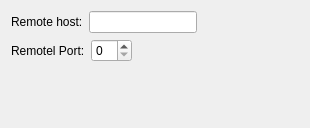
Qt form src/plugin/tcp_socket/client/SocketConfigWidget.ui (commschamp/comms_champion) before a commit.
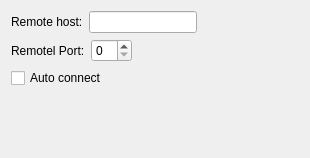
The same form after that commit.

Commit message: Supporting auto connect in Tcp Client socket.

Diff of the .ui file:
```diff
--- a/src/plugin/tcp_socket/client/SocketConfigWidget.ui
+++ b/src/plugin/tcp_socket/client/SocketConfigWidget.ui
@@ -7,7 +7,7 @@
     <x>0</x>
     <y>0</y>
     <width>310</width>
-    <height>128</height>
+    <height>158</height>
    </rect>
   </property>
   <property name="windowTitle">
@@ -68,6 +68,30 @@
      </item>
     </layout>
    </item>
+   <item>
+    <layout class="QHBoxLayout" name="horizontalLayout_3">
+     <item>
+      <widget class="QCheckBox" name="m_autoConnectCheckBox">
+       <property name="text">
+        <string>Auto connect</string>
+       </property>
+      </widget>
+     </item>
+     <item>
+      <spacer name="horizontalSpacer_3">
+       <property name="orientation">
+        <enum>Qt::Horizontal</enum>
+       </property>
+       <property name="sizeHint" stdset="0">
+        <size>
+         <width>40</width>
+         <height>20</height>
+        </size>
+       </property>
+      </spacer>
+     </item>
+    </layout>
+   </item>
    <item>
     <spacer name="verticalSpacer">
      <property name="orientation">
```
The commit also changes 5 other files.
